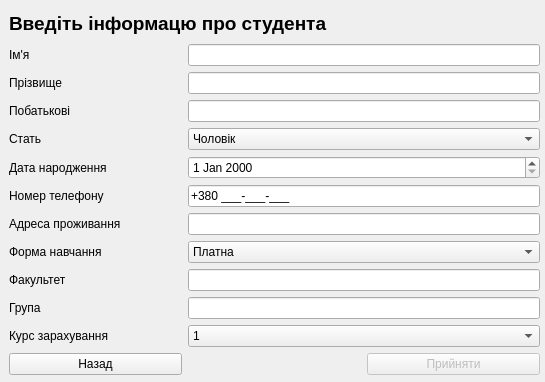
Above: addstudentform.ui from Shuna322/QtKyrsova before the change. Below: the same form after it.
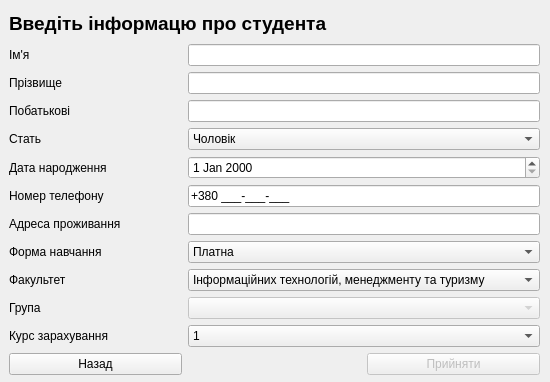
That is the form after the change. Icons and pictures are not drawn.

Diff of the .ui file:
```diff
--- a/addstudentform.ui
+++ b/addstudentform.ui
@@ -6,7 +6,7 @@
    <rect>
     <x>0</x>
     <y>0</y>
-    <width>545</width>
+    <width>550</width>
     <height>382</height>
    </rect>
   </property>
@@ -197,13 +197,6 @@
       </property>
      </widget>
     </item>
-    <item row="9" column="1" colspan="2">
-     <widget class="QLineEdit" name="lineEdit_4">
-      <property name="inputMask">
-       <string>AAAAAAAAAAAAAAAAAAAAAAAAA</string>
-      </property>
-     </widget>
-    </item>
     <item row="8" column="1" colspan="2">
      <widget class="QComboBox" name="comboBox_2">
       <item>
@@ -264,13 +257,6 @@
       </property>
      </widget>
     </item>
-    <item row="10" column="1" colspan="2">
-     <widget class="QLineEdit" name="lineEdit_5">
-      <property name="inputMask">
-       <string>AAAAAAAAAAAAAAAAAAAAAAAAA</string>
-      </property>
-     </widget>
-    </item>
     <item row="11" column="0">
      <widget class="QLabel" name="label_13">
       <property name="layoutDirection">
@@ -281,6 +267,42 @@
       </property>
      </widget>
     </item>
+    <item row="10" column="1" colspan="2">
+     <widget class="QComboBox" name="comboBox_5">
+      <property name="enabled">
+       <bool>false</bool>
+      </property>
+     </widget>
+    </item>
+    <item row="9" column="1" colspan="2">
+     <widget class="QComboBox" name="comboBox_4">
+      <item>
+       <property name="text">
+        <string>Інформаційних технологій, менеджменту та туризму</string>
+       </property>
+      </item>
+      <item>
+       <property name="text">
+        <string>Транспорту та інженерної механіки</string>
+       </property>
+      </item>
+      <item>
+       <property name="text">
+        <string>Електронних апаратів</string>
+       </property>
+      </item>
+      <item>
+       <property name="text">
+        <string>Професійної підготовки</string>
+       </property>
+      </item>
+      <item>
+       <property name="text">
+        <string>International Students Department</string>
+       </property>
+      </item>
+     </widget>
+    </item>
    </layout>
   </widget>
  </widget>
```
Left out of the diff: 2 changed lines with no effect on the pictures.
